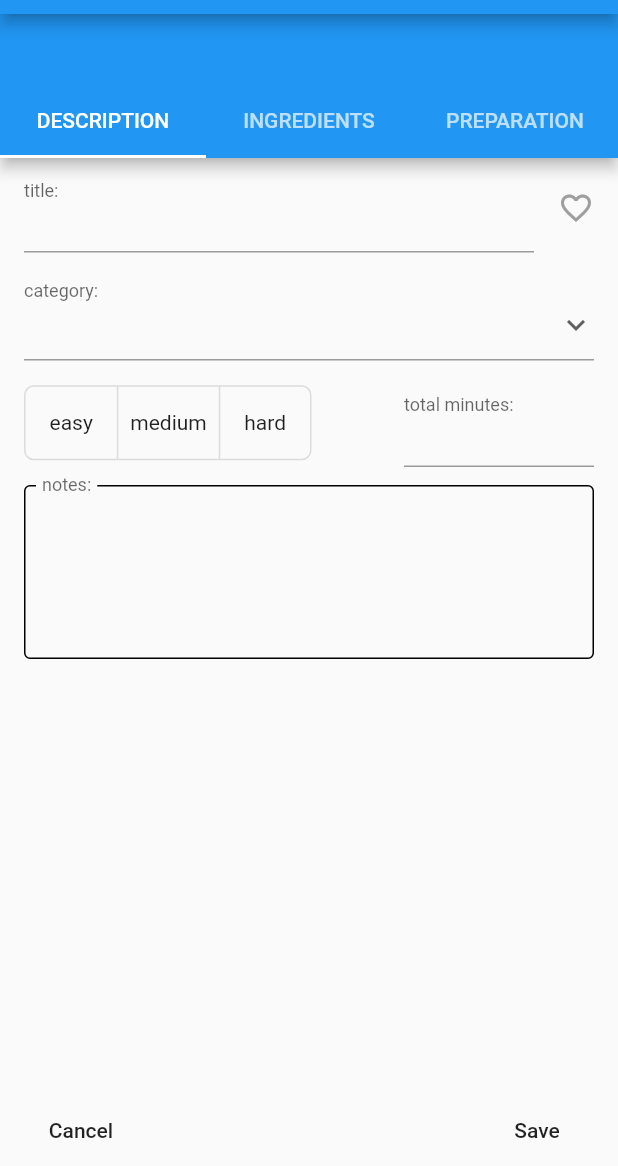
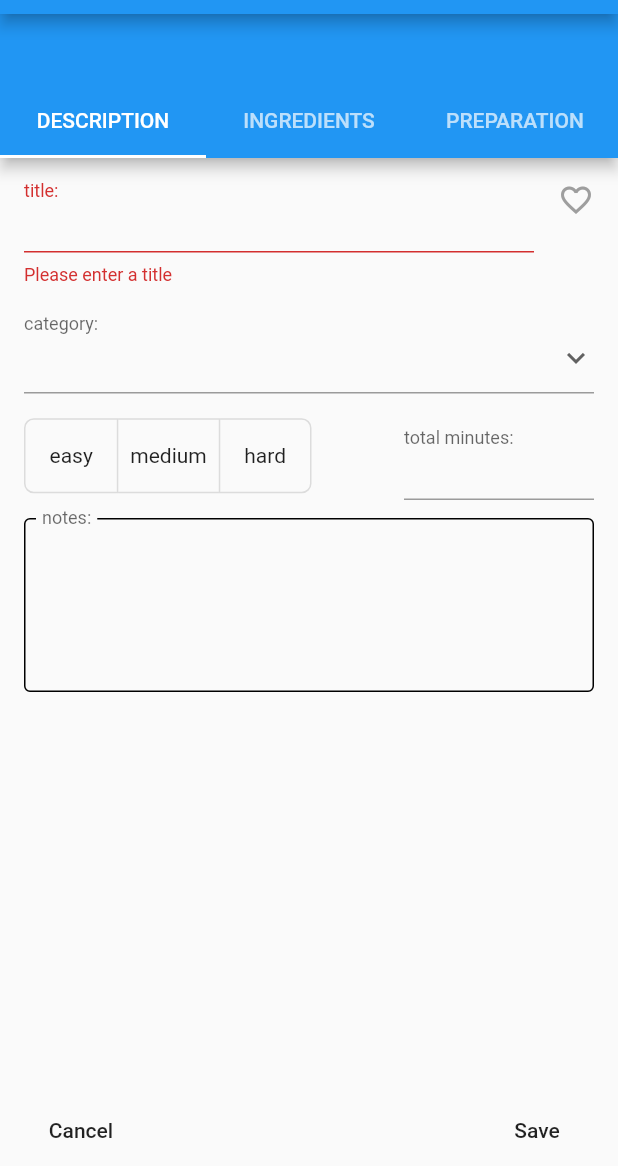
Before and after one commit to Paul74/myrecipes, a Flutter app: the screen it shows after launch, after a tap on the "add" icon, after a tap on "Save", on a phone screen of 412 x 824 dp, the part 70-1236 px from its top. Run offline on Flutter 3.47's test engine with Material 2 defaults, Android fonts, the light colour scheme and no system bars; our stand-ins replace flutter_slidable, sqflite; missing offline and left inert: dart:ffi; accounts and stored records are empty.

Commit message:
categories working in recipes_entry.dart also, solved the forms state and validation

```diff
--- a/lib/common/utils.dart
+++ b/lib/common/utils.dart
@@ -1,5 +1,6 @@
 
 import 'dart:io';
+import 'package:flutter/material.dart';
 
 Directory docsDir;
 
@@ -10,3 +11,25 @@ bool isNumeric(String s) {
   }
   return num.tryParse(s) != null;
 }*/
+
+// class for mantaining state between tabs for forms validation in recipes_entry
+class KeepAliveWrapper extends StatefulWidget {
+  final Widget child;
+
+  const KeepAliveWrapper({Key key, this.child}) : super(key: key);
+
+  @override
+  __KeepAliveWrapperState createState() => __KeepAliveWrapperState();
+}
+
+class __KeepAliveWrapperState extends State<KeepAliveWrapper>
+    with AutomaticKeepAliveClientMixin {
+  @override
+  Widget build(BuildContext context) {
+    super.build(context);
+    return widget.child;
+  }
+
+  @override
+  bool get wantKeepAlive => true;
+}
--- a/lib/main.dart
+++ b/lib/main.dart
@@ -11,8 +11,10 @@ import 'package:flutter_slidable/flutter_slidable.dart';
 import 'package:myrecipes_app/xxx.dart';
 import 'package:path_provider/path_provider.dart';
 import 'common/utils.dart' as utils;
+import 'db/recipes_db_worker.dart';
 import 'screens/recipes.dart';
 import 'package:myrecipes_app/models/recipes_model.dart';
+import 'package:myrecipes_app/models/categories_model.dart';
 
 
 void main() async {
@@ -20,6 +22,7 @@ void main() async {
   Directory docsDir = await getApplicationDocumentsDirectory();
   //var docsDir = new Directory('/data/user/0/com.example.myrecipes_app/app_flutter'); //per l'ufficio
   utils.docsDir = docsDir;
+  categoriesModel.loadData(RecipesDBworker.recipesDBworker); //devo caricare la lista delle categorie
   runApp(Notebook());
   print(docsDir);
   //runApp(MyApp());
--- a/lib/screens/recipes_entry.dart
+++ b/lib/screens/recipes_entry.dart
@@ -4,6 +4,7 @@ import 'package:flutter/cupertino.dart';
 import 'package:flutter/material.dart';
 import 'package:myrecipes_app/db/recipes_db_worker.dart';
 import 'package:myrecipes_app/models/recipes_model.dart';
+import 'package:myrecipes_app/models/categories_model.dart';
 import 'package:flutter/services.dart'; //for TextInputFormatter
 import '../common/utils.dart' as utils;
 
@@ -59,7 +60,8 @@ class _RecipesEntryState extends State {
 
         body: TabBarView(children: [
 
-          Form(key: _formKey1,
+          utils.KeepAliveWrapper(
+            child: Form(key: _formKey1,
               child: ListView(children: [
                 ListTile(
                   trailing: GestureDetector(child: FavIcon(),
@@ -91,8 +93,10 @@ class _RecipesEntryState extends State {
                        isDense: true,
                        icon: Icon(Icons.keyboard_arrow_down),
                        //hint: Text("select a category"),
-                     value: recipesModel.recipeBeingEdited.idCat == null ? null : recipesModel.recipeBeingEdited.idCat, //per provare
-                     items: [
+                       value: recipesModel.recipeBeingEdited.idCat == null ? null : recipesModel.recipeBeingEdited.idCat,
+                       items: [for (Category categ in categoriesModel.categoryList) DropdownMenuItem(child: Text(categ.category), value: categ.id)],
+
+/*                     [
                          DropdownMenuItem(
                            child: Text("First Item"),
                            value: 1,
@@ -109,10 +113,11 @@ class _RecipesEntryState extends State {
                              child: Text("Fourth Item"),
                              value: 4
                          )
-                      ],
+                        ],*/
+
                          onChanged: (value) {
                               recipesModel.recipeBeingEdited.idCat = value;
-                            recipesModel.setFav();
+                              recipesModel.setCategory();
                            },
                        ),
                    ),
@@ -196,8 +201,10 @@ class _RecipesEntryState extends State {
 
             )
             ),
+          ),
 
-          Form(key: _formKey2,
+          utils.KeepAliveWrapper(
+            child: Form(key: _formKey2,
               child: ListView(children: [
                 Container(padding: EdgeInsets.fromLTRB(0, 0, 220, 0),
                   child: ListTile(
@@ -243,8 +250,10 @@ class _RecipesEntryState extends State {
               ]
               )
             ),
+          ),
 
-          Form(key: _formKey3,
+          utils.KeepAliveWrapper(
+            child: Form(key: _formKey3,
                 child: ListView(children: [
                   ListTile(contentPadding: EdgeInsets.fromLTRB(16, 10, 16, 0),
                     title: TextFormField(
@@ -267,35 +276,38 @@ class _RecipesEntryState extends State {
 
                 ]
                 )
+            ),
           )
       ])
     ),);
   }
 
   void _save(BuildContext context) async {
-  //disabilito la validazione perché il currentState restituisce null se la form relativa non è nella tab visualizzata TODO
-    /*
+
+    //TODO prints just for debug, delete
     print(_formKey1.currentState);
     print(_formKey2.currentState);
     print(_formKey3.currentState);
-    */
 
-/*    if(!_formKey1.currentState.validate()){
+    if (_formKey1.currentState != null) {
+    if(!_formKey1.currentState.validate()){
       print('enter 1 correct data');
       return;
-    }
+    }}
+
+    if (_formKey1.currentState != null) {
     if(!_formKey2.currentState.validate()){
       print('enter 2 correct data');
       return;
-    }
+    }}
+
+    if (_formKey1.currentState != null) {
     if(!_formKey3.currentState.validate()) {
       print('enter 3 correct data');
       return;
-    }*/
+    }}
 
-/*    if(!_formKey1.currentState.validate() || !_formKey2.currentState.validate() || !_formKey3.currentState.validate()  ){
-      return;
-    }*/
+
 
     //_formKey.currentState.save();
 
--- a/pubspec.yaml
+++ b/pubspec.yaml
@@ -29,8 +29,8 @@ dependencies:
   # Use with the CupertinoIcons class for iOS style icons.
   cupertino_icons: ^1.0.2
   path_provider: ^1.6.24
-  sqflite: ^1.3.2+2
-  provider: ^4.3.2+3
+  sqflite: ^1.3.2+3
+  provider: ^4.3.3
   flutter_slidable: ^0.5.7
 
 dev_dependencies:
```
Lines whose indentation alone changed are shown as unchanged.
